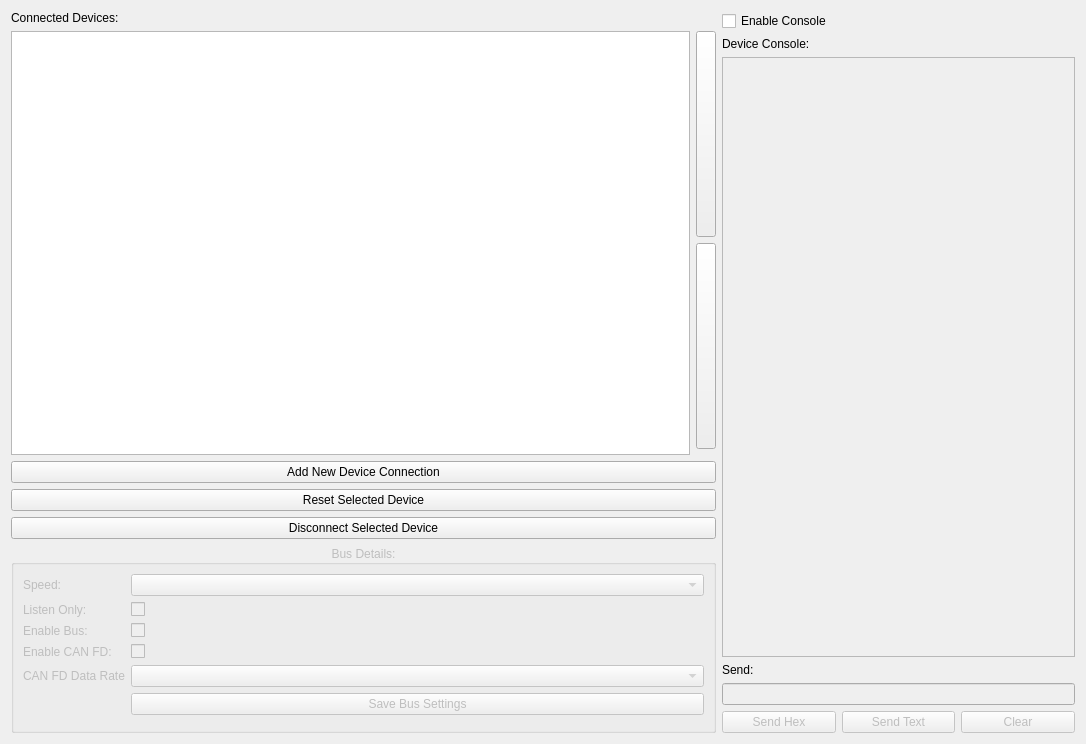
Before: the Qt Designer form ui/connectionwindow.ui in collin80/SavvyCAN, drawn with Qt 5.
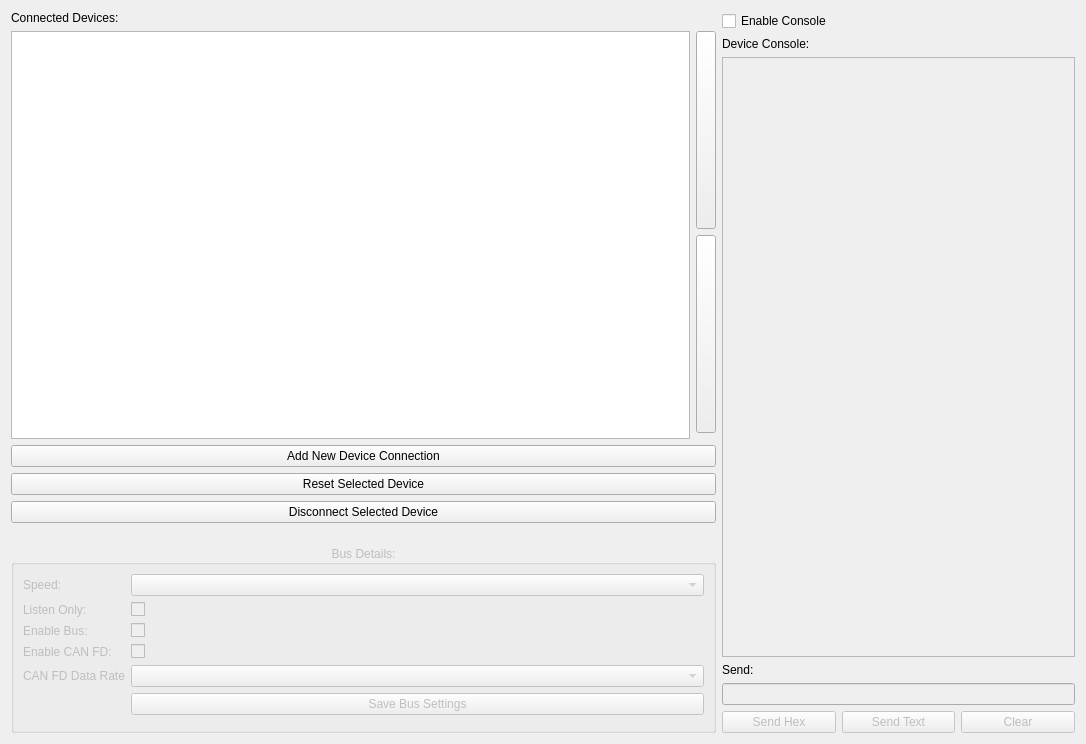
After: the same form once the commit is applied. Icons and pictures are not drawn.

Commit message: Fix saveConnections() array length mismatch for disconnected devices

Diff of the .ui file:
```diff
--- a/ui/connectionwindow.ui
+++ b/ui/connectionwindow.ui
@@ -53,6 +53,22 @@
       </widget>
      </item>
      <item row="7" column="0" colspan="2">
+      <spacer name="verticalSpacer_groupBus">
+       <property name="orientation">
+        <enum>Qt::Orientation::Vertical</enum>
+       </property>
+       <property name="sizeType">
+        <enum>QSizePolicy::Policy::Fixed</enum>
+       </property>
+       <property name="sizeHint" stdset="0">
+        <size>
+         <width>20</width>
+         <height>16</height>
+        </size>
+       </property>
+      </spacer>
+     </item>
+     <item row="8" column="0" colspan="2">
       <widget class="QGroupBox" name="groupBus">
        <property name="enabled">
         <bool>false</bool>
```
The commit also changes 1 other file.
